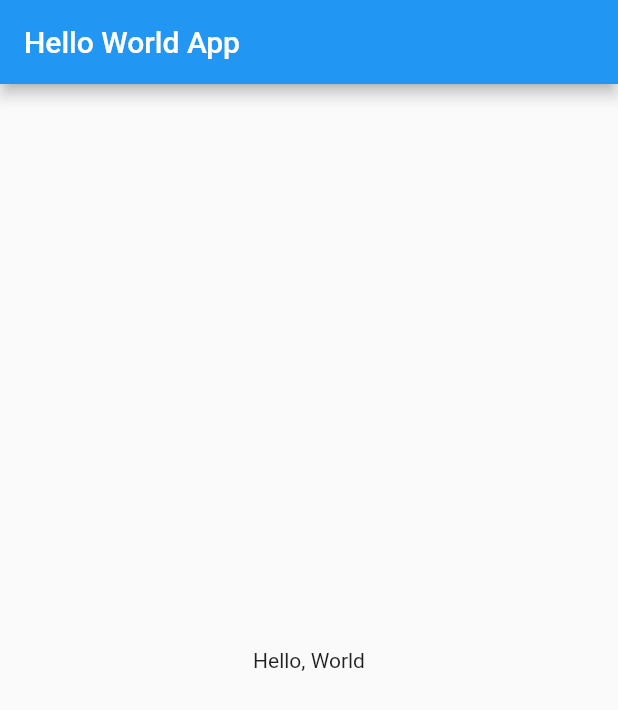
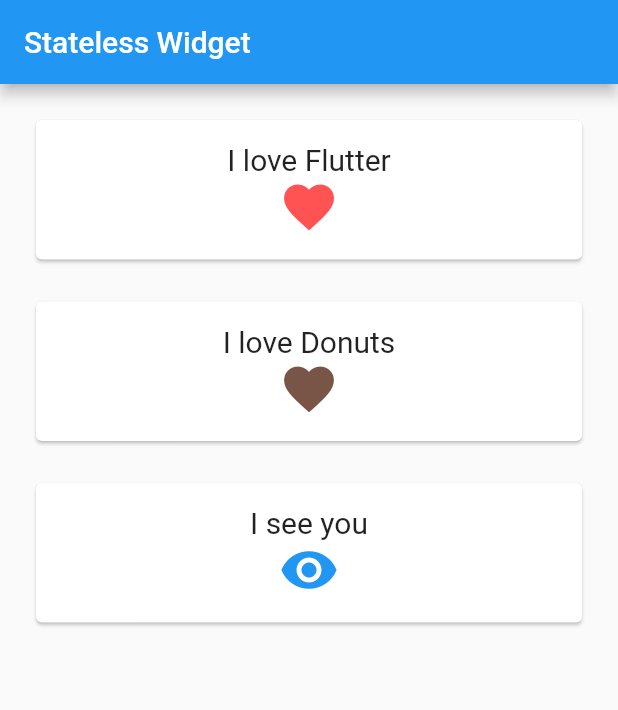
Before and after one commit to bur8787/flutter-getting-started, a Flutter app: the screen it shows after launch, on a phone screen of 412 x 824 dp. Shown: the top 710 px of the screen. Run offline on Flutter 3.47's test engine with Material 2 defaults, Android fonts, the phone set to English and light mode, and no system bars.

Commit message:
02 Flutter: Stateless Widgets

```diff
--- a/my_app/lib/main.dart
+++ b/my_app/lib/main.dart
@@ -1,22 +1,54 @@
 import 'package:flutter/material.dart';
 
 void main() {
-  runApp(
-      new MaterialApp(
-        title: 'Hello World App',
-        home: myApp(),
-      )
-  );
+  runApp(new MaterialApp(
+    title: 'Hello World App',
+    home: MyStatelessWidget(),
+  ));
 }
 
-class myApp extends StatelessWidget {
+class MyStatelessWidget extends StatelessWidget {
   @override
   Widget build(BuildContext context) {
     return Scaffold(
-      appBar: AppBar(title: Text("Hello World App")),
-      body: Center(
-        child: Text("Hello, World")
+      appBar: AppBar(title: Text("Stateless Widget")),
+      body: Container(
+        padding: EdgeInsets.all(20.0),
+        child: Column(
+          crossAxisAlignment: CrossAxisAlignment.stretch,
+          children: <Widget>[
+            MyCard(
+                title: Text("I love Flutter", style: TextStyle(fontSize: 20.0)),
+                icon: Icon(Icons.favorite, size: 40.0, color: Colors.redAccent)
+            ),
+            MyCard(
+                title: Text("I love Donuts", style: TextStyle(fontSize: 20.0)),
+                icon: Icon(Icons.favorite, size: 40.0, color: Colors.brown)
+            ),
+            MyCard(
+                title: Text("I see you", style: TextStyle(fontSize: 20.0)),
+                icon: Icon(Icons.visibility, size: 40.0, color: Colors.blue)
+            ),
+          ],
+        ),
       ),
     );
   }
 }
+
+class MyCard extends StatelessWidget {
+  MyCard({this.title, this.icon});
+
+  final Widget title;
+  final Widget icon;
+
+  @override
+  Widget build(BuildContext context) {
+    return Container(
+        padding: EdgeInsets.only(bottom: 20.0),
+        child: Card(
+            child: Container(
+                padding: EdgeInsets.all(15.0),
+                child: Column(children: <Widget>[this.title, this.icon]))));
+  }
+}
```
